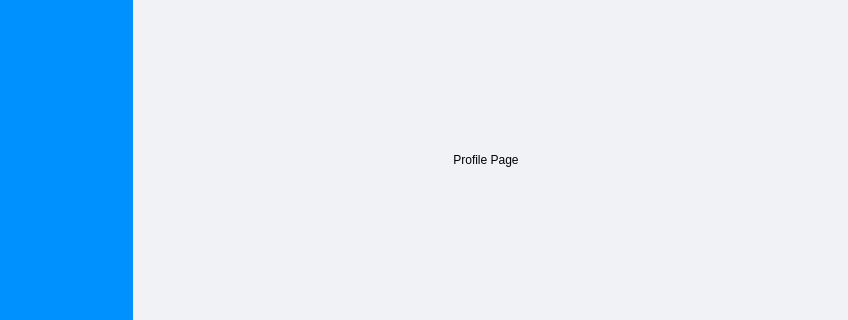
Qt form LMS Qt Project/Moodle/studentview.ui (Nakuehe/Group_4) before a commit; both pictures show x 108 to 956 and y 172 to 492 of the 956 by 614 pixel window.
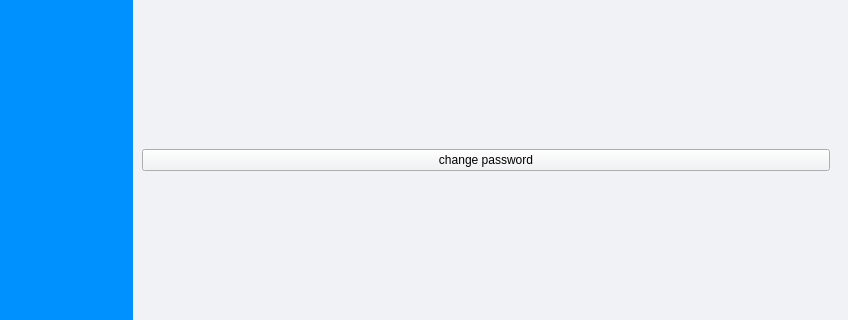
The same form after that commit. The open tabs and pages were chosen to show the change. Icons and pictures are not drawn.

Commit message: update password change feature

Diff of the .ui file:
```diff
--- a/LMS Qt Project/Moodle/studentview.ui
+++ b/LMS Qt Project/Moodle/studentview.ui
@@ -640,12 +640,9 @@
              <widget class="QWidget" name="page">
               <layout class="QGridLayout" name="gridLayout_5">
                <item row="0" column="0">
-                <widget class="QLabel" name="label_2">
+                <widget class="QPushButton" name="changePasswordButton">
                  <property name="text">
-                  <string>Profile Page</string>
-                 </property>
-                 <property name="alignment">
-                  <set>Qt::AlignCenter</set>
+                  <string>change password</string>
                  </property>
                 </widget>
                </item>
```
Left out of the diff: 2 changed lines with no effect on the pictures. The commit also changes 727 other files.
